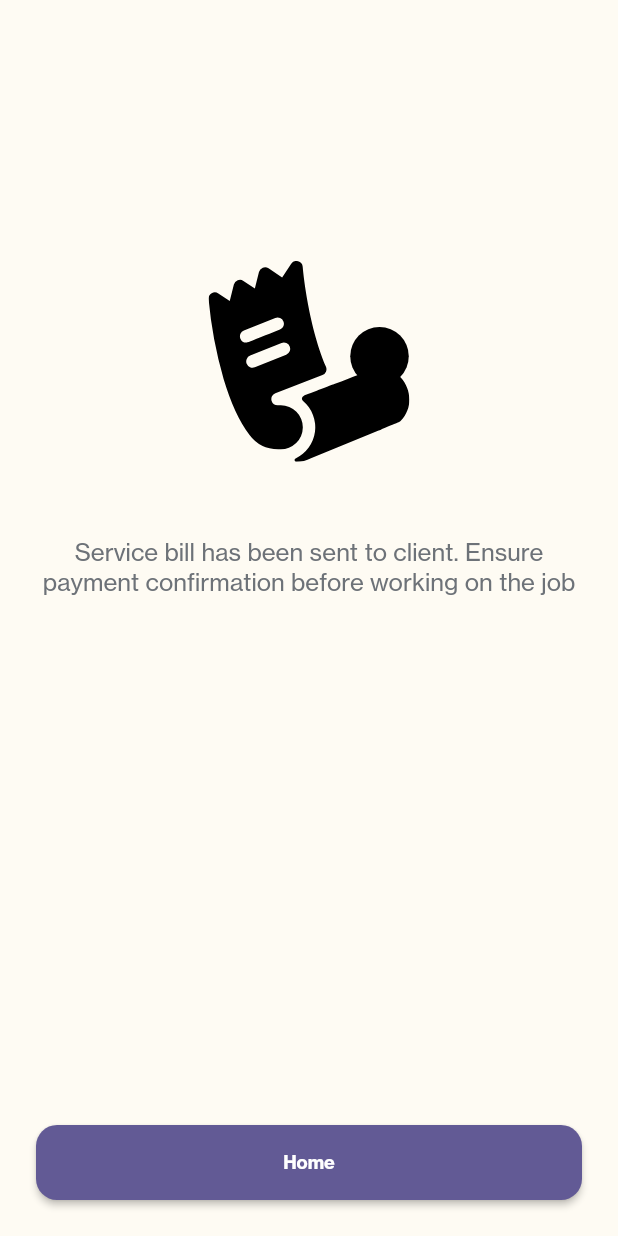
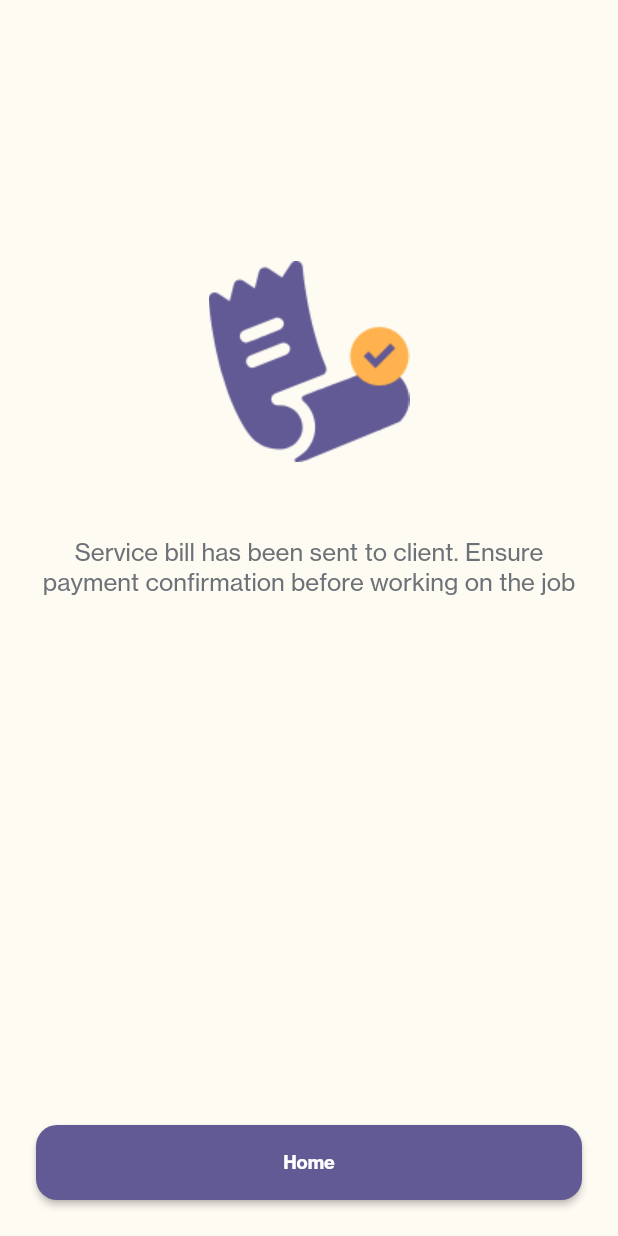
Before and after one commit to namdiemefo/fix-234-service-man, a Flutter app: the SuccessScreen screen opened directly, on a phone screen of 412 x 824 dp. Run offline on Flutter 3.47's test engine with Material 2 defaults, Android fonts, the phone set to English and light mode, and no system bars; our stand-ins replace another_flushbar, bloc, connectivity, dio, equatable, flutter_bloc and 11 more; accounts and stored records are empty; generated files the repository leaves out were written again; statements that could not run were skipped.

Commit message:
fixed icons

```diff
--- a/lib/helpers/assets/images.dart
+++ b/lib/helpers/assets/images.dart
@@ -1,15 +1,15 @@
 class Images {
   static const String baseIconPath = "assets/icons";
 
-  static const bill = '$baseIconPath/bill.svg';
-  static const camera = '$baseIconPath/camera.svg';
+  static const bill = '$baseIconPath/bill.png';
+  static const camera = '$baseIconPath/camera.png';
   static const clock = '$baseIconPath/clock.svg';
   static const clock_selected = '$baseIconPath/clock_selected.svg';
   static const fan = '$baseIconPath/fan.svg';
-  static const gen = '$baseIconPath/gen.svg';
+  static const gen = '$baseIconPath/gen.png';
   static const home = '$baseIconPath/home.svg';
   static const home_selected = '$baseIconPath/home_selected.svg';
-  static const logo = '$baseIconPath/logo.svg';
+  static const logo = '$baseIconPath/logo.png';
   static const people = '$baseIconPath/people.svg';
   static const people_selected = '$baseIconPath/people_selected.svg';
 }
--- a/lib/helpers/reusable_screens/shadow_icon.dart
+++ b/lib/helpers/reusable_screens/shadow_icon.dart
@@ -29,7 +29,7 @@ class AdaptableShadowIcon extends StatelessWidget {
             shape: BoxShape.circle,
             boxShadow: [BoxShadow(color: boxShadow, spreadRadius: radius)]
         ),
-        child: SvgPicture.asset(iconUrl, height: imageHeight, width: imageWidth),
+        child: Image.asset(iconUrl, height: imageHeight, width: imageWidth),
       ),
     );
   }
--- a/lib/pages/bill/success_screen.dart
+++ b/lib/pages/bill/success_screen.dart
@@ -21,7 +21,7 @@ class SuccessScreen extends StatelessWidget {
                 child: Row(
                   mainAxisAlignment: MainAxisAlignment.center,
                   children: [
-                    SvgPicture.asset(Images.bill)
+                    Image.asset(Images.bill)
                   ],
                 ),
             ),
--- a/lib/pages/home/profile_screen.dart
+++ b/lib/pages/home/profile_screen.dart
@@ -47,7 +47,7 @@ class _ProfileScreenState extends State<ProfileScreen> {
                 ),
                 Padding(
                   padding: const EdgeInsets.only(top: 70.0),
-                  child: SvgPicture.asset(Images.camera, height: 15.0, width: 15.0,),
+                  child: Image.asset(Images.camera, height: 15.0, width: 15.0,),
                 )
               ],
             ),
--- a/lib/pages/splash/splash_screen.dart
+++ b/lib/pages/splash/splash_screen.dart
@@ -10,7 +10,7 @@ class SplashScreen extends StatelessWidget {
       backgroundColor: bYellow,
       body: Container(
         child: Center(
-          child: SvgPicture.asset(Images.logo),
+          child: Image.asset(Images.logo),
         ),
       ),
     );
```
Also changed, not shown: lib/api/middleware/error_interceptor.dart (+4 -3 lines), assets/icons/bill.png (added), assets/icons/camera.png (added), assets/icons/gen.png (added), assets/icons/logo.png (added).
